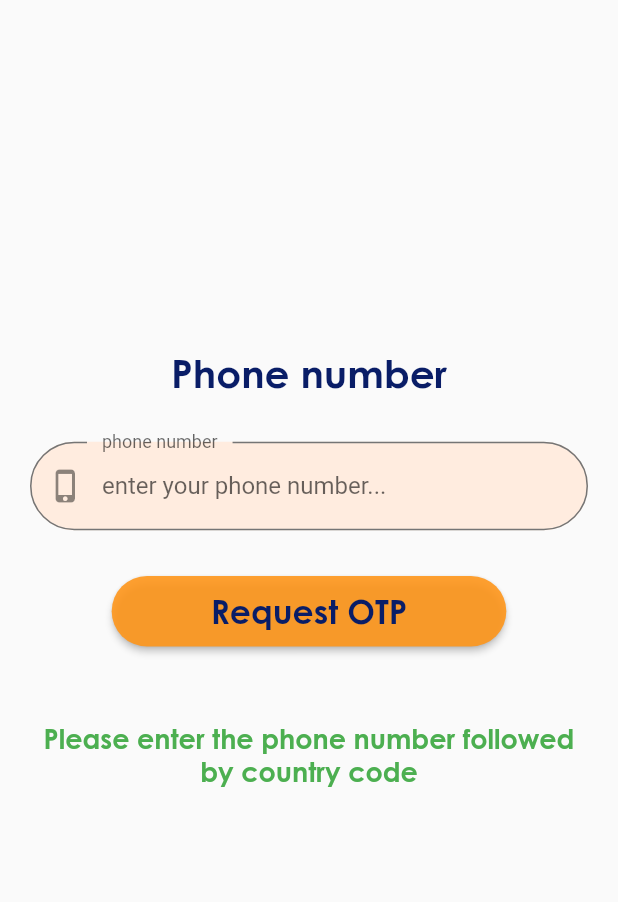
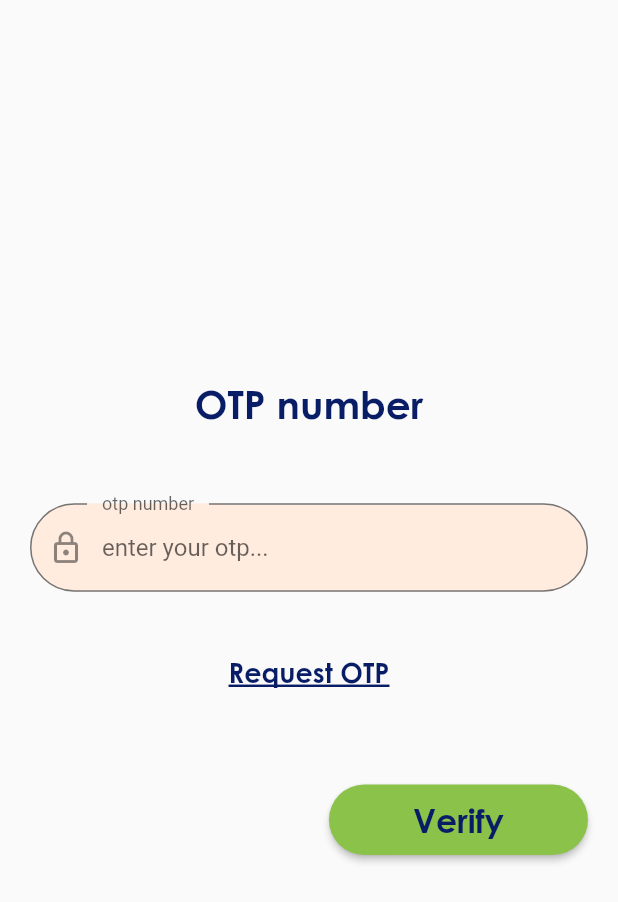
Before and after one commit to thanutpheeraphan/Portfolio, a Flutter app: the OtpScreen screen opened by its route, on a phone screen of 412 x 824 dp. Shown: the top 902 px of the screen. Run offline on Flutter 3.47's test engine with Material 2 defaults, Android fonts, the phone set to English and light mode, and no system bars.

Commit message:
edit opt page

```diff
--- a/lib/screens/Otp/otp_page.dart
+++ b/lib/screens/Otp/otp_page.dart
@@ -1,4 +1,5 @@
 import 'package:flutter/material.dart';
+import 'package:portfolio/widgets/SendOtp_widgets/SendOtp.dart';
 import 'package:portfolio/widgets/SendOtp_widgets/otp.dart';
 
 class OtpScreen extends StatelessWidget {
@@ -7,7 +8,7 @@ class OtpScreen extends StatelessWidget {
   @override
   Widget build(BuildContext context) {
     return Scaffold(
-      body: Otp(),
+      body: SendOtp(),
     );
   }
 }
--- /dev/null
+++ b/lib/widgets/SendOtp_widgets/SendOtp.dart
@@ -0,0 +1,118 @@
+import 'package:flutter/material.dart';
+
+class SendOtp extends StatefulWidget {
+  @override
+  _SendOtpState createState() => _SendOtpState();
+}
+
+class _SendOtpState extends State<SendOtp> {
+  @override
+  Widget build(BuildContext context) {
+    return Scaffold(
+      body: Container(
+        child: Padding(
+          padding: const EdgeInsets.all(20),
+          child: Column(
+            mainAxisAlignment: MainAxisAlignment.center,
+            children: <Widget>[
+              Text(
+                "OTP number",
+                style: TextStyle(
+                    fontFamily: 'Century Gothic',
+                    fontWeight: FontWeight.bold,
+                    fontSize: 26,
+                    color: Color.fromRGBO(9, 29, 103, 1)),
+              ),
+              SizedBox(height: 50),
+              TextField(
+                keyboardType: TextInputType.phone,
+                decoration: InputDecoration(
+                  labelText: "otp number",
+                  hintText: "enter your otp...",
+                  filled: true,
+                  fillColor: Color(0xFFFFECDF),
+                  prefixIcon: Icon(Icons.lock_outlined),
+                  floatingLabelBehavior: FloatingLabelBehavior.always,
+                  contentPadding:
+                      EdgeInsets.symmetric(horizontal: 42, vertical: 20),
+                  enabledBorder: OutlineInputBorder(
+                    borderRadius: BorderRadius.circular(30),
+                    borderSide: BorderSide(
+                      color: Color(0xFF757575),
+                    ),
+                    gapPadding: 10,
+                  ),
+                  focusedBorder: OutlineInputBorder(
+                    borderRadius: BorderRadius.circular(30),
+                    borderSide: BorderSide(
+                      color: Color(0xFF757575),
+                    ),
+                  ),
+                ),
+                // onChanged: (value) {
+                //   phoneNumber = value;
+                // },
+              ),
+              SizedBox(height: 30),
+              // RaisedButton(
+              //   onPressed: () => {},
+              //   shape: RoundedRectangleBorder(
+              //       borderRadius: BorderRadius.circular(30)),
+              //   color: Color.fromRGBO(255, 149, 24, 0.89),
+              //   child: Padding(
+              //     padding: const EdgeInsets.only(
+              //         left: 50, right: 50, top: 10, bottom: 10),
+              //     child: Text(
+              //       'Request OTP',
+              //       style: TextStyle(
+              //         fontFamily: 'Century Gothic',
+              //         fontWeight: FontWeight.bold,
+              //         fontSize: 22,
+              //         color: Color.fromRGBO(9, 29, 103, 1),
+              //       ),
+              //     ),
+              //   ),
+              // ),
+              TextButton(
+                onPressed: () {},
+                child: Text(
+                  'Request OTP',
+                  style: TextStyle(
+                    fontFamily: 'Century Gothic',
+                    fontWeight: FontWeight.bold,
+                    fontSize: 18,
+                    decoration: TextDecoration.underline,
+                    color: Color.fromRGBO(9, 29, 103, 1),
+                  ),
+                ),
+              ),
+              SizedBox(height: 50),
+              Container(
+                alignment: Alignment.bottomRight,
+                child: RaisedButton(
+                  onPressed: () => {},
+                  shape: RoundedRectangleBorder(
+                      borderRadius: BorderRadius.circular(30)),
+                  color: Colors.lightGreen,
+                  child: Padding(
+                    padding: const EdgeInsets.only(
+                        left: 40, right: 40, top: 10, bottom: 10),
+                    child: Text(
+                      'Verify',
+                      style: TextStyle(
+                        fontFamily: 'Century Gothic',
+                        fontWeight: FontWeight.bold,
+                        fontSize: 22,
+                        color: Color.fromRGBO(9, 29, 103, 1),
+                      ),
+                    ),
+                  ),
+                ),
+              ),
+            ],
+          ),
+        ),
+      ),
+    );
+  }
+}
```
